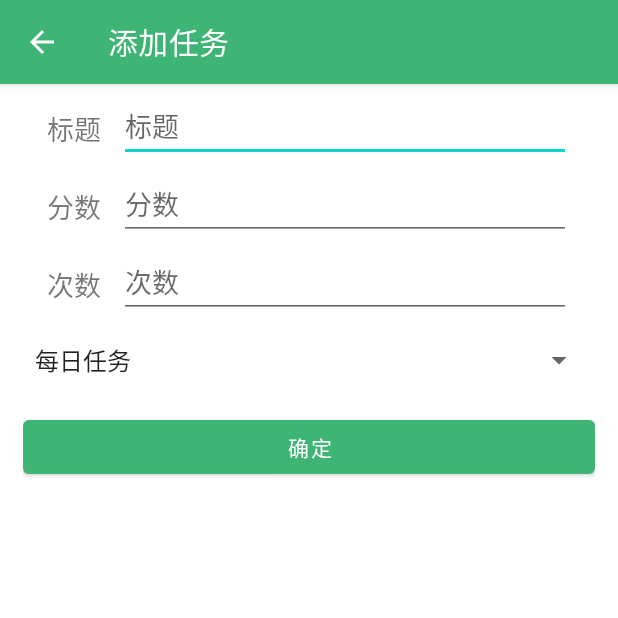
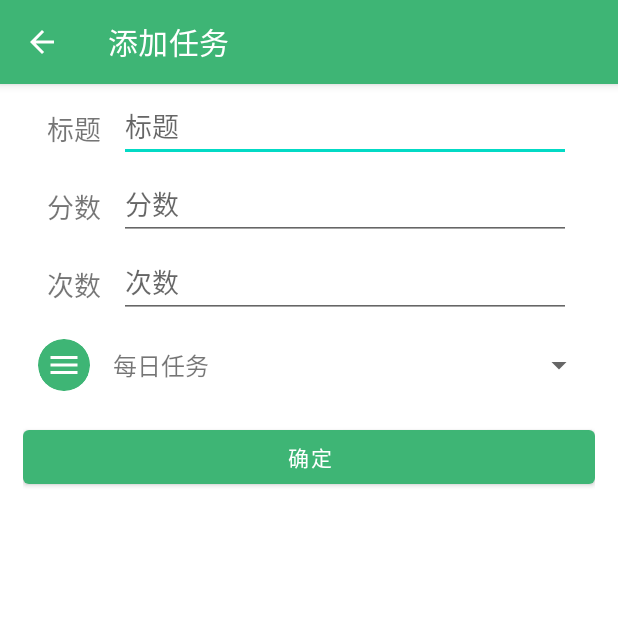
Before and after one commit to T1uTiu/AndroidLearn, an Android app: the screen it shows after launch (TaskDetailActivity), after a tap on "确定", on a phone screen of 412 x 824 dp, the top half of it. Run offline under Robolectric (Android 15) with nearby library versions, the phone set to English and light mode, and no system bars.

Commit message:
课程期末作业：15. 实现收支总览，修改spinner适配器实现自定义布局

```diff
--- a/app/src/main/java/com/example/learningproject/Activities/TaskDetailActivity.java
+++ b/app/src/main/java/com/example/learningproject/Activities/TaskDetailActivity.java
@@ -16,6 +16,7 @@ import com.example.learningproject.R;
 import com.example.learningproject.Model.Task.Task;
 import com.example.learningproject.Manager.TaskManager;
 import com.example.learningproject.Model.Task.TaskType;
+import com.example.learningproject.Utils.TypeSpinnerAdapter;
 
 import java.util.Objects;
 
@@ -46,13 +47,14 @@ public class TaskDetailActivity extends AppCompatActivity {
         taskTimesEdit = findViewById(R.id.detail_task_times_edit);
         okBtn = findViewById(R.id.detail_task_ok_btn);
 
-        ArrayAdapter<String> adapter;
+        TypeSpinnerAdapter adapter;
         if(method == 0 || param.getInt("editType") == 0){
-            adapter = new ArrayAdapter<>(this, android.R.layout.simple_spinner_item, taskTypes);
+            adapter = new TypeSpinnerAdapter(this,  taskTypes);
         }else{
-            adapter = new ArrayAdapter<>(this, android.R.layout.simple_spinner_item, taskTypes2);
+            adapter = new TypeSpinnerAdapter(this,  taskTypes2);
         }
         taskTypeSpinner.setAdapter(adapter);
+
 
         if(method == 1){
             int idx = param.getInt("idx");
--- a/app/src/main/java/com/example/learningproject/Fragments/Statistics/StatisticsFragment.java
+++ b/app/src/main/java/com/example/learningproject/Fragments/Statistics/StatisticsFragment.java
@@ -70,9 +70,13 @@ public class StatisticsFragment extends Fragment implements ScoreLogObserver {
         // Inflate the layout for this fragment
 
         rootView =  inflater.inflate(R.layout.fragment_statistics, container, false);
+        HashMap<Integer, List<ScoreLog>> scoreLogGroup = ScoreManager.getInstance().getScoreLogGroup();
+        List<Integer> scoreLogGroupKeyList = ScoreManager.getInstance().getScoreLogGroupKeyList();
         //region 收支总览
         sumOfIncomeText = rootView.findViewById(R.id.stats_sum_of_income_text);
         sumOfOutcomeText = rootView.findViewById(R.id.stats_sum_of_outcome_text);
+        int sumOfIncome = 0;
+        int sumOfOutcome = 0;
         //region 收支列表
         RecyclerView recyclerView = rootView.findViewById(R.id.stats_bill_recycler_view);
         recyclerView.setLayoutManager(new LinearLayoutManager(rootView.getContext()));
@@ -84,12 +88,15 @@ public class StatisticsFragment extends Fragment implements ScoreLogObserver {
         lineChart.getAxisLeft().setDrawZeroLine(true);
         lineChart.setNoDataText("暂无记录");
         List<Entry> entries = new ArrayList<>();
-        for(int i = 0; i < ScoreManager.getInstance().getScoreLogGroupKeyList().size(); i++){
+        for(int i = 0; i < scoreLogGroupKeyList.size(); i++){
             int surplus = 0;
-            HashMap<Integer, List<ScoreLog>> scoreLogGroup = ScoreManager.getInstance().getScoreLogGroup();
-            List<Integer> scoreLogGroupKeyList = ScoreManager.getInstance().getScoreLogGroupKeyList();
             List<ScoreLog> scoreLogList = scoreLogGroup.get(scoreLogGroupKeyList.get(i));
             for(ScoreLog scoreLog : scoreLogList){
+                if(scoreLog.getScore() > 0){
+                    sumOfIncome += scoreLog.getScore();
+                }else{
+                    sumOfOutcome -= scoreLog.getScore();
+                }
                 surplus += scoreLog.getScore();
             }
             Entry e = new Entry(i, surplus);
@@ -99,6 +106,9 @@ public class StatisticsFragment extends Fragment implements ScoreLogObserver {
         LineData lineData = new LineData(scoreLogDataSet);
         lineChart.setData(lineData);
         lineChart.invalidate();
+
+        sumOfIncomeText.setText(String.valueOf(sumOfIncome));
+        sumOfOutcomeText.setText(String.valueOf(sumOfOutcome));
         //endregion
         return rootView;
     }
@@ -116,6 +126,12 @@ public class StatisticsFragment extends Fragment implements ScoreLogObserver {
         }
         lineChart.notifyDataSetChanged();
         lineChart.invalidate();
+
+        if(score > 0){
+            sumOfIncomeText.setText(String.valueOf(Integer.parseInt(sumOfIncomeText.getText().toString())+score));
+        }else{
+            sumOfOutcomeText.setText(String.valueOf(Integer.parseInt(sumOfOutcomeText.getText().toString())-score));
+        }
     }
 
 
--- a/app/src/main/java/com/example/learningproject/Manager/TaskManager.java
+++ b/app/src/main/java/com/example/learningproject/Manager/TaskManager.java
@@ -144,6 +144,7 @@ public class TaskManager {
             e.printStackTrace();
         }
     }
+    @SuppressWarnings("ConstantConditions")
     public void addTask(Task task, boolean setID){
         if(setID){
             task.setId(info.get("task_id"));
@@ -168,6 +169,7 @@ public class TaskManager {
             observer.onTaskChange(type);
         }
     }
+    @SuppressWarnings("ConstantConditions")
     public void addRepeatTask(Task task, boolean setID){
         if(setID){
             task.setId(info.get("task_id"));
@@ -274,14 +276,19 @@ public class TaskManager {
         saveFileData(type);
         return res;
     }
+    @SuppressWarnings("ConstantConditions")
     public void tryRefreshTask(){
-        String curDate = dateFormat.format(System.currentTimeMillis());
-        String lastRefreshDayDate = dateFormat.format(info.get("last_refresh_day"));
-        String lastRefreshWeekDate = dateFormat.format(info.get("last_refresh_week"));
-        if(!curDate.equals(lastRefreshDayDate)){
+        Calendar calendar = Calendar.getInstance();
+        int curDay = calendar.get(Calendar.DAY_OF_YEAR);
+        int curWeek = calendar.get(Calendar.WEEK_OF_YEAR);
+        calendar.setTimeInMillis(info.get("last_refresh_day"));
+        int lastRefreshDay = calendar.get(Calendar.DAY_OF_YEAR);
+        calendar.setTimeInMillis(info.get("last_refresh_week"));
+        int lastRefreshWeek = calendar.get(Calendar.WEEK_OF_YEAR);
+        if(curDay != lastRefreshDay){
             refreshDayTask();
         }
-        if(!curDate.equals(lastRefreshWeekDate)){
+        if(curWeek != lastRefreshWeek){
             refreshWeekTask();
         }
     }
--- /dev/null
+++ b/app/src/main/java/com/example/learningproject/Utils/TypeSpinnerAdapter.kt
@@ -0,0 +1,39 @@
+package com.example.learningproject.Utils
+import android.content.Context
+import android.view.LayoutInflater
+import android.view.View
+import android.view.ViewGroup
+import android.widget.BaseAdapter
+import android.widget.TextView
+import com.example.learningproject.R
+
+class TypeSpinnerAdapter(private val context: Context, private val types: Array<String>): BaseAdapter() {
+    inner class ViewHolder(val itemView: View){
+        val textView: TextView = itemView.findViewById(R.id.type_spinner_text)
+    }
+    override fun getCount(): Int {
+        return types.size
+    }
+
+    override fun getItem(p0: Int): Any {
+        return types[p0]
+    }
+
+    override fun getItemId(p0: Int): Long {
+        return p0.toLong()
+    }
+
+    override fun getView(p0: Int, p1: View?, p2: ViewGroup?): View {
+        val inflater = LayoutInflater.from(context)
+        val holder: ViewHolder
+        if(p1 == null) {
+            val itemView = inflater.inflate(R.layout.listitem_type_spinner, p2, false)
+            holder = ViewHolder(itemView)
+            itemView.tag = holder
+        }else{
+            holder = p1.tag as ViewHolder
+        }
+        holder.textView.text = types[p0]
+        return holder.itemView;
+    }
+}
--- a/app/src/main/res/layout/activity_task_detail.xml
+++ b/app/src/main/res/layout/activity_task_detail.xml
@@ -131,7 +131,7 @@
             android:layout_height="wrap_content"
             android:layout_marginTop="10dp"
             android:text="@string/ok_btn"
-            tools:ignore="VisualLintButtonSize" />
+            tools:ignore="VisualLintButtonSize,TextContrastCheck" />
 
     </LinearLayout>
 </androidx.constraintlayout.widget.ConstraintLayout>
--- a/app/src/main/res/layout/fragment_statistics.xml
+++ b/app/src/main/res/layout/fragment_statistics.xml
@@ -65,6 +65,7 @@
                     android:layout_marginTop="5dp"
                     android:text="@string/expenditure"
                     android:textAlignment="center"
+                    android:textColor="@color/outcome"
                     android:textStyle="bold"
                     app:layout_constraintStart_toStartOf="parent"
                     app:layout_constraintTop_toBottomOf="@+id/stats_sum_of_outcome_label" />
@@ -77,6 +78,7 @@
                     android:layout_marginEnd="80dp"
                     android:text="@string/income"
                     android:textAlignment="center"
+                    android:textColor="@color/income"
                     android:textStyle="bold"
                     app:layout_constraintEnd_toEndOf="parent"
                     app:layout_constraintTop_toBottomOf="@+id/stats_sum_of_income_label" />
--- /dev/null
+++ b/app/src/main/res/layout/listitem_type_spinner.xml
@@ -0,0 +1,40 @@
+<?xml version="1.0" encoding="utf-8"?>
+
+<LinearLayout
+    xmlns:android="http://schemas.android.com/apk/res/android"
+    xmlns:app="http://schemas.android.com/apk/res-auto"
+    xmlns:tools="http://schemas.android.com/tools"
+    android:id="@+id/type_spinner_box"
+    android:layout_width="match_parent"
+    android:layout_height="wrap_content"
+    android:padding="10dp">
+
+    <androidx.cardview.widget.CardView
+        android:id="@+id/type_spinner_icon_box"
+        android:layout_width="wrap_content"
+        android:layout_height="wrap_content"
+        android:layout_gravity="center"
+        app:cardBackgroundColor="@color/purple_500"
+        app:cardCornerRadius="17dp"
+        app:cardElevation="0dp"
+        app:contentPadding="5dp">
+
+        <ImageView
+            android:id="@+id/type_spinner_icon"
+            android:layout_width="match_parent"
+            android:layout_height="match_parent"
+            android:contentDescription="@string/avatar"
+            app:srcCompat="@drawable/ic_menu"
+            tools:ignore="ImageContrastCheck" />
+    </androidx.cardview.widget.CardView>
+
+    <TextView
+        android:id="@+id/type_spinner_text"
+        android:layout_width="0dp"
+        android:layout_height="wrap_content"
+        android:layout_gravity="center|start"
+        android:layout_marginStart="15dp"
+        android:layout_weight="1"
+        android:text="@string/app_name"
+        android:textSize="16sp" />
+</LinearLayout>
```
